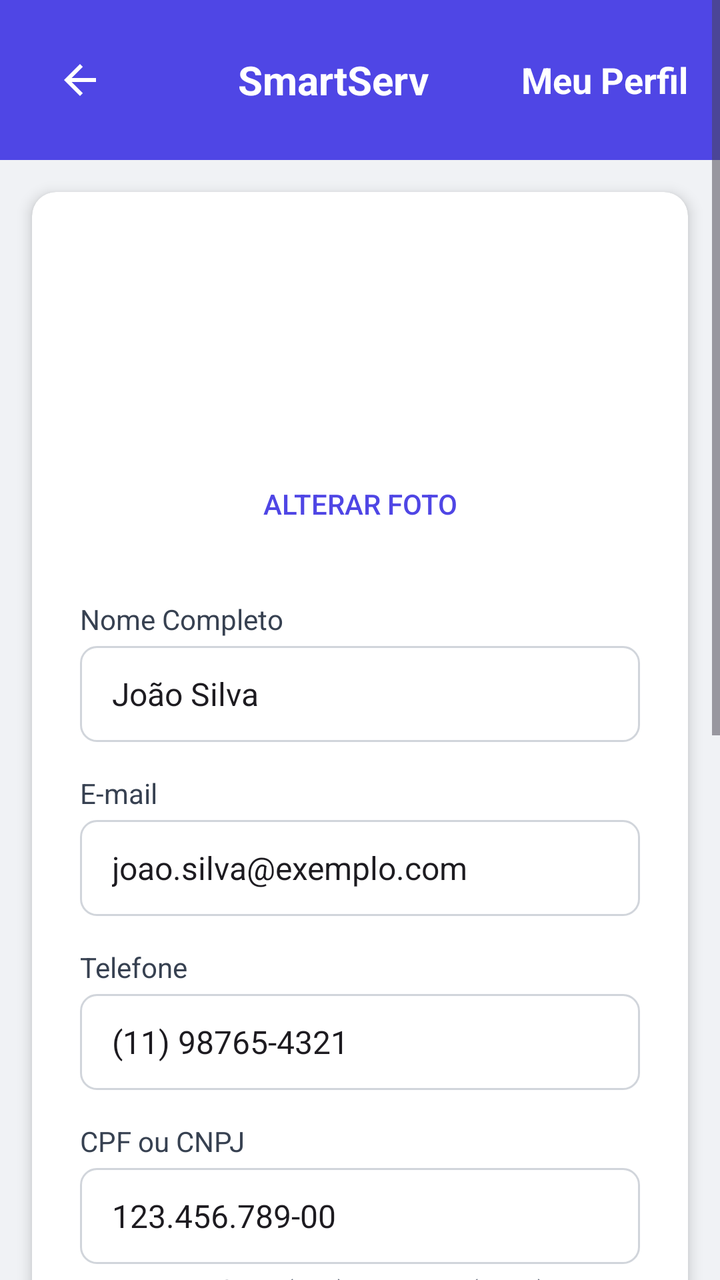
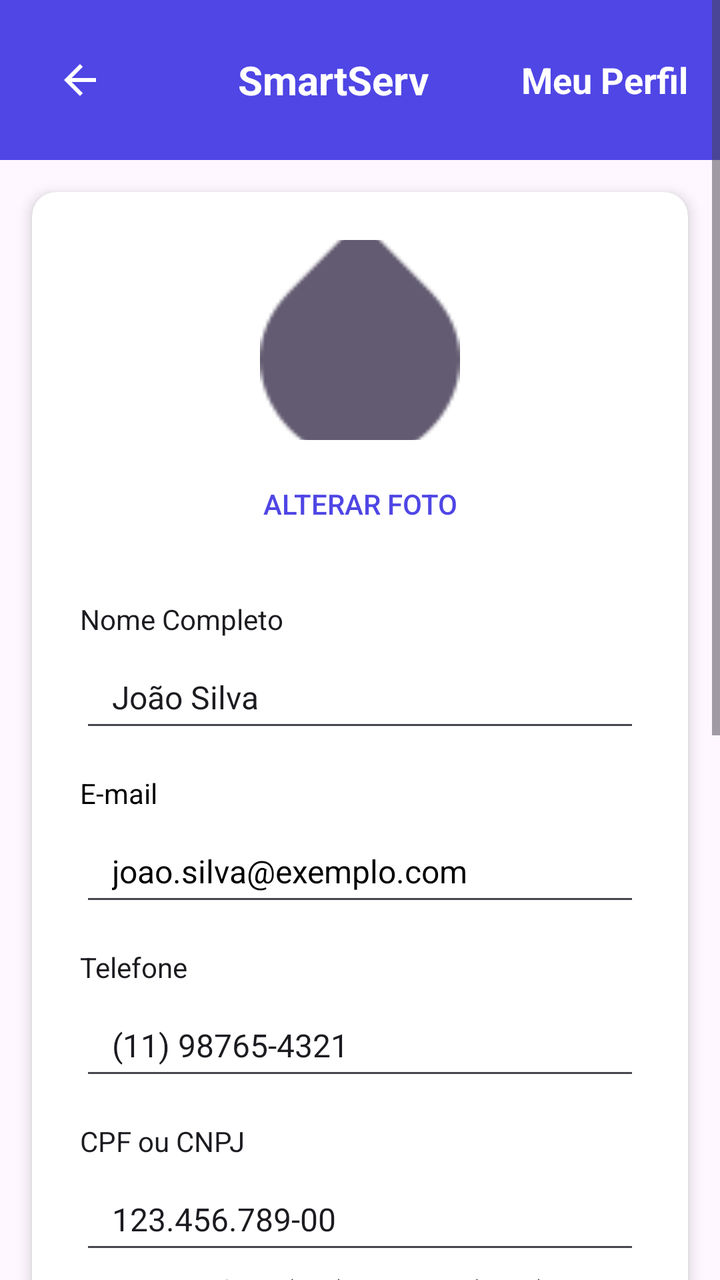

Before-and-after screenshots of an Android layout around one commit, followed by the original layout XML and the change that was made.
<!-- AndroidManifest.xml: application theme Theme.SmartApp -->
<!-- res/layout/editar_cliente.xml -->
<?xml version="1.0" encoding="utf-8"?>
<ScrollView xmlns:android="http://schemas.android.com/apk/res/android"
    xmlns:app="http://schemas.android.com/apk/res-auto"
    xmlns:tools="http://schemas.android.com/tools"
    android:layout_width="match_parent"
    android:layout_height="match_parent"
    android:background="#F0F2F5"
    android:fillViewport="true">

    <LinearLayout
        android:layout_width="match_parent"
        android:layout_height="wrap_content"
        android:orientation="vertical">

        
        <LinearLayout
            android:layout_width="match_parent"
            android:layout_height="wrap_content"
            android:background="#4F46E5"
            android:gravity="center_vertical"
            android:orientation="horizontal"
            android:padding="16dp">

            <ImageButton
                android:id="@+id/btnvoltarcliente"
                android:layout_width="48dp"
                android:layout_height="48dp"
                android:background="?attr/selectableItemBackgroundBorderless"
                android:contentDescription="gere2"
                android:src="@drawable/ic_arrow_back"
                android:layout_alignParentStart="true"/>

            <TextView
                android:layout_width="0dp"
                android:layout_height="wrap_content"
                android:layout_marginStart="8dp"
                android:layout_weight="1"
                android:gravity="center"
                android:text="SmartServ"
                android:textColor="@android:color/white"
                android:textSize="20sp"
                android:textStyle="bold" />

            <TextView
                android:layout_width="wrap_content"
                android:layout_height="wrap_content"
                android:text="Meu Perfil"
                android:textColor="@android:color/white"
                android:textSize="18sp"
                android:textStyle="bold" />
        </LinearLayout>

        
        <androidx.cardview.widget.CardView
            android:layout_width="match_parent"
            android:layout_height="wrap_content"
            android:layout_margin="16dp"
            app:cardCornerRadius="12dp"
            app:cardElevation="4dp">

            <LinearLayout
                android:layout_width="match_parent"
                android:layout_height="wrap_content"
                android:orientation="vertical"
                android:padding="24dp">

                
                <LinearLayout
                    android:layout_width="match_parent"
                    android:layout_height="wrap_content"
                    android:layout_marginBottom="24dp"
                    android:gravity="center_horizontal"
                    android:orientation="vertical">

                    <ImageView
                        android:id="@+id/profileImage"
                        android:layout_width="100dp"
                        android:layout_height="100dp"
                        android:contentDescription="Foto de perfil"
                        android:scaleType="centerCrop" />

                    <Button
                        android:id="@+id/changePhotoButton"
                        style="@style/Widget.AppCompat.Button.Borderless"
                        android:layout_width="wrap_content"
                        android:layout_height="wrap_content"
                        android:layout_marginTop="8dp"
                        android:drawablePadding="8dp"
                        android:text="Alterar Foto"
                        android:textColor="#4F46E5"
                        android:textSize="14sp" />
                </LinearLayout>

                
                <LinearLayout
                    android:layout_width="match_parent"
                    android:layout_height="wrap_content"
                    android:orientation="vertical">

                    
                    <TextView
                        android:layout_width="match_parent"
                        android:layout_height="wrap_content"
                        android:layout_marginBottom="4dp"
                        android:text="Nome Completo"
                        android:textColor="#374151"
                        android:textSize="14sp" />

                    <EditText
                        android:id="@+id/nameEditText"
                        android:layout_width="match_parent"
                        android:layout_height="48dp"
                        android:background="@drawable/edittext_background"
                        android:paddingStart="16dp"
                        android:paddingEnd="16dp"
                        android:text="João Silva"
                        android:textSize="16sp" />

                    
                    <TextView
                        android:layout_width="match_parent"
                        android:layout_height="wrap_content"
                        android:layout_marginTop="16dp"
                        android:layout_marginBottom="4dp"
                        android:text="E-mail"
                        android:textColor="#374151"
                        android:textSize="14sp" />

                    <EditText
                        android:id="@+id/emailEditText"
                        android:layout_width="match_parent"
                        android:layout_height="48dp"
                        android:background="@drawable/edittext_background"
                        android:inputType="textEmailAddress"
                        android:paddingStart="16dp"
                        android:paddingEnd="16dp"
                        android:text="joao.silva@exemplo.com"
                        android:textSize="16sp" />

                    
                    <TextView
                        android:layout_width="match_parent"
                        android:layout_height="wrap_content"
                        android:layout_marginTop="16dp"
                        android:layout_marginBottom="4dp"
                        android:text="Telefone"
                        android:textColor="#374151"
                        android:textSize="14sp" />

                    <EditText
                        android:id="@+id/phoneEditText"
                        android:layout_width="match_parent"
                        android:layout_height="48dp"
                        android:background="@drawable/edittext_background"
                        android:inputType="phone"
                        android:paddingStart="16dp"
                        android:paddingEnd="16dp"
                        android:text="(11) 98765-4321"
                        android:textSize="16sp" />

                    
                    <TextView
                        android:layout_width="match_parent"
                        android:layout_height="wrap_content"
                        android:layout_marginTop="16dp"
                        android:layout_marginBottom="4dp"
                        android:text="CPF ou CNPJ"
                        android:textColor="#374151"
                        android:textSize="14sp" />

                    <EditText
                        android:id="@+id/cpfCnpjEditText"
                        android:layout_width="match_parent"
                        android:layout_height="48dp"
                        android:background="@drawable/edittext_background"
                        android:paddingStart="16dp"
                        android:paddingEnd="16dp"
                        android:text="123.456.789-00"
                        android:textSize="16sp" />

                    <TextView
                        android:layout_width="match_parent"
                        android:layout_height="wrap_content"
                        android:layout_marginTop="4dp"
                        android:text="Para pessoa física (CPF) ou jurídica (CNPJ)."
                        android:textColor="#6B7280"
                        android:textSize="12sp" />

                    
                    <TextView
                        android:layout_width="match_parent"
                        android:layout_height="wrap_content"
                        android:layout_marginTop="16dp"
                        android:layout_marginBottom="4dp"
                        android:text="Endereço Completo"
                        android:textColor="#374151"
                        android:textSize="14sp" />

                    <EditText
                        android:id="@+id/addressEditText"
                        android:layout_width="match_parent"
                        android:layout_height="48dp"
                        android:background="@drawable/edittext_background"
                        android:paddingStart="16dp"
                        android:paddingEnd="16dp"
                        android:text="Rua Exemplo, 123, Bairro Centro, Cidade, SP, 12345-678"
                        android:textSize="16sp" />

                    
                    <View
                        android:layout_width="match_parent"
                        android:layout_height="1dp"
                        android:layout_marginTop="24dp"
                        android:layout_marginBottom="16dp"
                        android:background="#E5E7EB" />

                    <TextView
                        android:layout_width="match_parent"
                        android:layout_height="wrap_content"
                        android:layout_marginBottom="16dp"
                        android:text="Alterar Senha"
                        android:textColor="#1F2937"
                        android:textSize="18sp"
                        android:textStyle="bold" />

                    
                    <TextView
                        android:layout_width="match_parent"
                        android:layout_height="wrap_content"
                        android:layout_marginBottom="4dp"
                        android:text="Nova Senha"
                        android:textColor="#374151"
                        android:textSize="14sp" />

                    <EditText
                        android:id="@+id/newPasswordEditText"
                        android:layout_width="match_parent"
                        android:layout_height="48dp"
                        android:background="@drawable/edittext_background"
                        android:hint="••••••••"
                        android:inputType="textPassword"
                        android:paddingStart="16dp"
                        android:paddingEnd="16dp"
                        android:textSize="16sp" />

                    <TextView
                        android:layout_width="match_parent"
                        android:layout_height="wrap_content"
                        android:layout_marginTop="4dp"
                        android:text="Mínimo de 6 caracteres."
                        android:textColor="#6B7280"
                        android:textSize="12sp" />

                    
                    <TextView
                        android:layout_width="match_parent"
                        android:layout_height="wrap_content"
                        android:layout_marginTop="16dp"
                        android:layout_marginBottom="4dp"
                        android:text="Confirmar Nova Senha"
                        android:textColor="#374151"
                        android:textSize="14sp" />

                    <EditText
                        android:id="@+id/confirmNewPasswordEditText"
                        android:layout_width="match_parent"
                        android:layout_height="48dp"
                        android:background="@drawable/edittext_background"
                        android:hint="••••••••"
                        android:inputType="textPassword"
                        android:paddingStart="16dp"
                        android:paddingEnd="16dp"
                        android:textSize="16sp" />

                    
                    <LinearLayout
                        android:layout_width="match_parent"
                        android:layout_height="wrap_content"
                        android:layout_marginTop="24dp"
                        android:gravity="end"
                        android:orientation="horizontal">

                        <Button
                            android:id="@+id/cancelButton"
                            android:layout_width="wrap_content"
                            android:layout_height="wrap_content"
                            android:layout_marginEnd="16dp"
                            android:backgroundTint="#E5E7EB"
                            android:paddingStart="24dp"
                            android:paddingTop="12dp"
                            android:paddingEnd="24dp"
                            android:paddingBottom="12dp"
                            android:text="Voltar"
                            android:textColor="#374151" />

                        <Button
                            android:id="@+id/saveButton"
                            android:layout_width="wrap_content"
                            android:layout_height="wrap_content"
                            android:backgroundTint="#16A34A"
                            android:paddingStart="24dp"
                            android:paddingTop="12dp"
                            android:paddingEnd="24dp"
                            android:paddingBottom="12dp"
                            android:text="Salvar Alterações"
                            android:textColor="@android:color/white" />
                    </LinearLayout>
                </LinearLayout>
            </LinearLayout>
        </androidx.cardview.widget.CardView>
    </LinearLayout>
</ScrollView>
<!-- resources referenced by this layout -->
<resources>
  <!-- drawable edittext_background (drawable) -->
  <shape xmlns:android="http://schemas.android.com/apk/res/android">
      <solid android:color="@android:color/white" />
      <corners android:radius="8dp" />
      <stroke
          android:width="1dp"
          android:color="#D1D5DB" />
      <solid android:color="@android:color/white"/>
      <corners android:radius="12dp"/>
      <stroke android:width="1dp" android:color="@color/gray_300"/>
  
      <shape xmlns:android="http://schemas.android.com/apk/res/android">
          <solid android:color="@android:color/white"/>
          <corners android:radius="8dp"/>
          <stroke android:width="1dp" android:color="#D1D5DB"/>
      </shape>
  
      <solid android:color="@android:color/transparent" />
      <stroke android:width="1dp" android:color="#D1D5DB" />
      <corners android:radius="8dp" />
  
  </shape>
  <!-- drawable ic_arrow_back (drawable) -->
  <vector xmlns:android="http://schemas.android.com/apk/res/android"
      android:width="24dp"
      android:height="24dp"
      android:viewportWidth="24"
      android:viewportHeight="24">
      <path android:fillColor="#FFFFFF" android:pathData="M20,11H7.83l5.59,-5.59L12,4l-8,8 8,8 1.41,-1.41L7.83,13H20v-2z"/>
  </vector>
  <style name="Theme.SmartApp" parent="Base.Theme.SmartApp" />
  <color name="gray_300">#D1D5DB</color>
  <style name="Base.Theme.SmartApp" parent="Theme.Material3.DayNight.NoActionBar" />
</resources>

<!-- the commit's change to res/layout/editar_cliente.xml (unified diff, before → after) -->
@@ -1,10 +1,8 @@
 <?xml version="1.0" encoding="utf-8"?>
 <ScrollView xmlns:android="http://schemas.android.com/apk/res/android"
     xmlns:app="http://schemas.android.com/apk/res-auto"
-    xmlns:tools="http://schemas.android.com/tools"
     android:layout_width="match_parent"
     android:layout_height="match_parent"
-    android:background="#F0F2F5"
     android:fillViewport="true">
 
     <LinearLayout
@@ -56,7 +54,8 @@
             android:layout_height="wrap_content"
             android:layout_margin="16dp"
             app:cardCornerRadius="12dp"
-            app:cardElevation="4dp">
+            app:cardElevation="4dp"
+            app:cardBackgroundColor="@color/white">
 
             <LinearLayout
                 android:layout_width="match_parent"
@@ -77,7 +76,8 @@
                         android:layout_width="100dp"
                         android:layout_height="100dp"
                         android:contentDescription="Foto de perfil"
-                        android:scaleType="centerCrop" />
+                        android:scaleType="centerCrop"
+                        android:src="?android:attr/textSelectHandle" /> 
 
                     <Button
                         android:id="@+id/changePhotoButton"
@@ -103,17 +103,18 @@
                         android:layout_height="wrap_content"
                         android:layout_marginBottom="4dp"
                         android:text="Nome Completo"
-                        android:textColor="#374151"
+                        android:textColor="?android:attr/textColorPrimary"
                         android:textSize="14sp" />
 
                     <EditText
                         android:id="@+id/nameEditText"
                         android:layout_width="match_parent"
                         android:layout_height="48dp"
-                        android:background="@drawable/edittext_background"
+                        android:background="?android:attr/editTextBackground"
                         android:paddingStart="16dp"
                         android:paddingEnd="16dp"
                         android:text="João Silva"
+                        android:textColor="?android:attr/textColorPrimary"
                         android:textSize="16sp" />
 
                     
@@ -123,18 +124,18 @@
                         android:layout_marginTop="16dp"
                         android:layout_marginBottom="4dp"
                         android:text="E-mail"
-                        android:textColor="#374151"
+                        android:textColor="@color/black"
                         android:textSize="14sp" />
 
                     <EditText
                         android:id="@+id/emailEditText"
                         android:layout_width="match_parent"
                         android:layout_height="48dp"
-                        android:background="@drawable/edittext_background"
                         android:inputType="textEmailAddress"
                         android:paddingStart="16dp"
                         android:paddingEnd="16dp"
                         android:text="joao.silva@exemplo.com"
+                        android:textColor="@color/black"
                         android:textSize="16sp" />
 
                     
@@ -144,18 +145,19 @@
                         android:layout_marginTop="16dp"
                         android:layout_marginBottom="4dp"
                         android:text="Telefone"
-                        android:textColor="#374151"
+                        android:textColor="?android:attr/textColorPrimary"
                         android:textSize="14sp" />
 
                     <EditText
                         android:id="@+id/phoneEditText"
                         android:layout_width="match_parent"
                         android:layout_height="48dp"
-                        android:background="@drawable/edittext_background"
+                        android:background="?android:attr/editTextBackground"
                         android:inputType="phone"
                         android:paddingStart="16dp"
                         android:paddingEnd="16dp"
                         android:text="(11) 98765-4321"
+                        android:textColor="?android:attr/textColorPrimary"
                         android:textSize="16sp" />
 
                     
@@ -165,17 +167,18 @@
                         android:layout_marginTop="16dp"
                         android:layout_marginBottom="4dp"
                         android:text="CPF ou CNPJ"
-                        android:textColor="#374151"
+                        android:textColor="?android:attr/textColorPrimary"
                         android:textSize="14sp" />
 
                     <EditText
                         android:id="@+id/cpfCnpjEditText"
                         android:layout_width="match_parent"
                         android:layout_height="48dp"
-                        android:background="@drawable/edittext_background"
+                        android:background="?android:attr/editTextBackground"
                         android:paddingStart="16dp"
                         android:paddingEnd="16dp"
                         android:text="123.456.789-00"
+                        android:textColor="?android:attr/textColorPrimary"
                         android:textSize="16sp" />
 
                     <TextView
@@ -183,7 +186,7 @@
                         android:layout_height="wrap_content"
                         android:layout_marginTop="4dp"
                         android:text="Para pessoa física (CPF) ou jurídica (CNPJ)."
-                        android:textColor="#6B7280"
+                        android:textColor="?android:attr/textColorSecondary"
                         android:textSize="12sp" />
 
                     
@@ -193,17 +196,18 @@
                         android:layout_marginTop="16dp"
                         android:layout_marginBottom="4dp"
                         android:text="Endereço Completo"
-                        android:textColor="#374151"
+                        android:textColor="?android:attr/textColorPrimary"
                         android:textSize="14sp" />
 
                     <EditText
                         android:id="@+id/addressEditText"
                         android:layout_width="match_parent"
                         android:layout_height="48dp"
-                        android:background="@drawable/edittext_background"
+                        android:background="?android:attr/editTextBackground"
                         android:paddingStart="16dp"
                         android:paddingEnd="16dp"
                         android:text="Rua Exemplo, 123, Bairro Centro, Cidade, SP, 12345-678"
+                        android:textColor="?android:attr/textColorPrimary"
                         android:textSize="16sp" />
 
                     
@@ -212,14 +216,14 @@
                         android:layout_height="1dp"
                         android:layout_marginTop="24dp"
                         android:layout_marginBottom="16dp"
-                        android:background="#E5E7EB" />
+                        android:background="?android:attr/dividerVertical" />
 
                     <TextView
                         android:layout_width="match_parent"
                         android:layout_height="wrap_content"
                         android:layout_marginBottom="16dp"
                         android:text="Alterar Senha"
-                        android:textColor="#1F2937"
+                        android:textColor="?android:attr/textColorPrimary"
                         android:textSize="18sp"
                         android:textStyle="bold" />
 
@@ -229,18 +233,19 @@
                         android:layout_height="wrap_content"
                         android:layout_marginBottom="4dp"
                         android:text="Nova Senha"
-                        android:textColor="#374151"
+                        android:textColor="?android:attr/textColorPrimary"
                         android:textSize="14sp" />
 
                     <EditText
                         android:id="@+id/newPasswordEditText"
                         android:layout_width="match_parent"
                         android:layout_height="48dp"
-                        android:background="@drawable/edittext_background"
+                        android:background="?android:attr/editTextBackground"
                         android:hint="••••••••"
                         android:inputType="textPassword"
                         android:paddingStart="16dp"
                         android:paddingEnd="16dp"
+                        android:textColor="?android:attr/textColorPrimary"
                         android:textSize="16sp" />
 
                     <TextView
@@ -248,7 +253,7 @@
                         android:layout_height="wrap_content"
                         android:layout_marginTop="4dp"
                         android:text="Mínimo de 6 caracteres."
-                        android:textColor="#6B7280"
+                        android:textColor="?android:attr/textColorSecondary"
                         android:textSize="12sp" />
 
                     
@@ -258,18 +263,19 @@
                         android:layout_marginTop="16dp"
                         android:layout_marginBottom="4dp"
                         android:text="Confirmar Nova Senha"
-                        android:textColor="#374151"
+                        android:textColor="?android:attr/textColorPrimary"
                         android:textSize="14sp" />
 
                     <EditText
                         android:id="@+id/confirmNewPasswordEditText"
                         android:layout_width="match_parent"
                         android:layout_height="48dp"
-                        android:background="@drawable/edittext_background"
+                        android:background="?android:attr/editTextBackground"
                         android:hint="••••••••"
                         android:inputType="textPassword"
                         android:paddingStart="16dp"
                         android:paddingEnd="16dp"
+                        android:textColor="?android:attr/textColorPrimary"
                         android:textSize="16sp" />
 
                     
@@ -285,13 +291,13 @@
                             android:layout_width="wrap_content"
                             android:layout_height="wrap_content"
                             android:layout_marginEnd="16dp"
-                            android:backgroundTint="#E5E7EB"
+                            android:backgroundTint="?android:attr/colorButtonNormal"
                             android:paddingStart="24dp"
                             android:paddingTop="12dp"
                             android:paddingEnd="24dp"
                             android:paddingBottom="12dp"
                             android:text="Voltar"
-                            android:textColor="#374151" />
+                            android:textColor="?android:attr/textColorPrimary" />
 
                         <Button
                             android:id="@+id/saveButton"
<!-- resource entries referenced after the edit -->
@@ -1,27 +1,7 @@
 <!-- resources referenced by this layout -->
 <resources>
-  <!-- drawable edittext_background (drawable) -->
-  <shape xmlns:android="http://schemas.android.com/apk/res/android">
-      <solid android:color="@android:color/white" />
-      <corners android:radius="8dp" />
-      <stroke
-          android:width="1dp"
-          android:color="#D1D5DB" />
-      <solid android:color="@android:color/white"/>
-      <corners android:radius="12dp"/>
-      <stroke android:width="1dp" android:color="@color/gray_300"/>
-  
-      <shape xmlns:android="http://schemas.android.com/apk/res/android">
-          <solid android:color="@android:color/white"/>
-          <corners android:radius="8dp"/>
-          <stroke android:width="1dp" android:color="#D1D5DB"/>
-      </shape>
-  
-      <solid android:color="@android:color/transparent" />
-      <stroke android:width="1dp" android:color="#D1D5DB" />
-      <corners android:radius="8dp" />
-  
-  </shape>
+  <color name="black">#FF000000</color>
+  <color name="white">#FFFFFFFF</color>
   <!-- drawable ic_arrow_back (drawable) -->
   <vector xmlns:android="http://schemas.android.com/apk/res/android"
       android:width="24dp"
@@ -31,7 +11,6 @@
       <path android:fillColor="#FFFFFF" android:pathData="M20,11H7.83l5.59,-5.59L12,4l-8,8 8,8 1.41,-1.41L7.83,13H20v-2z"/>
   </vector>
   <style name="Theme.SmartApp" parent="Base.Theme.SmartApp" />
-  <color name="gray_300">#D1D5DB</color>
   <style name="Base.Theme.SmartApp" parent="Theme.Material3.DayNight.NoActionBar" />
 </resources>
 
